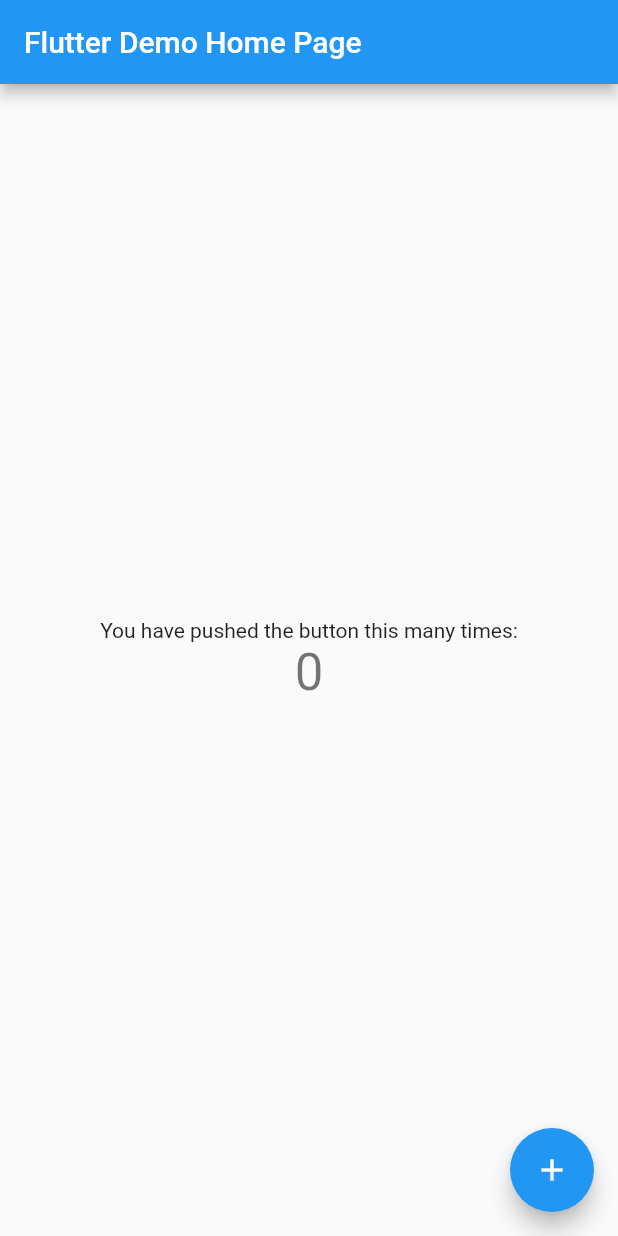
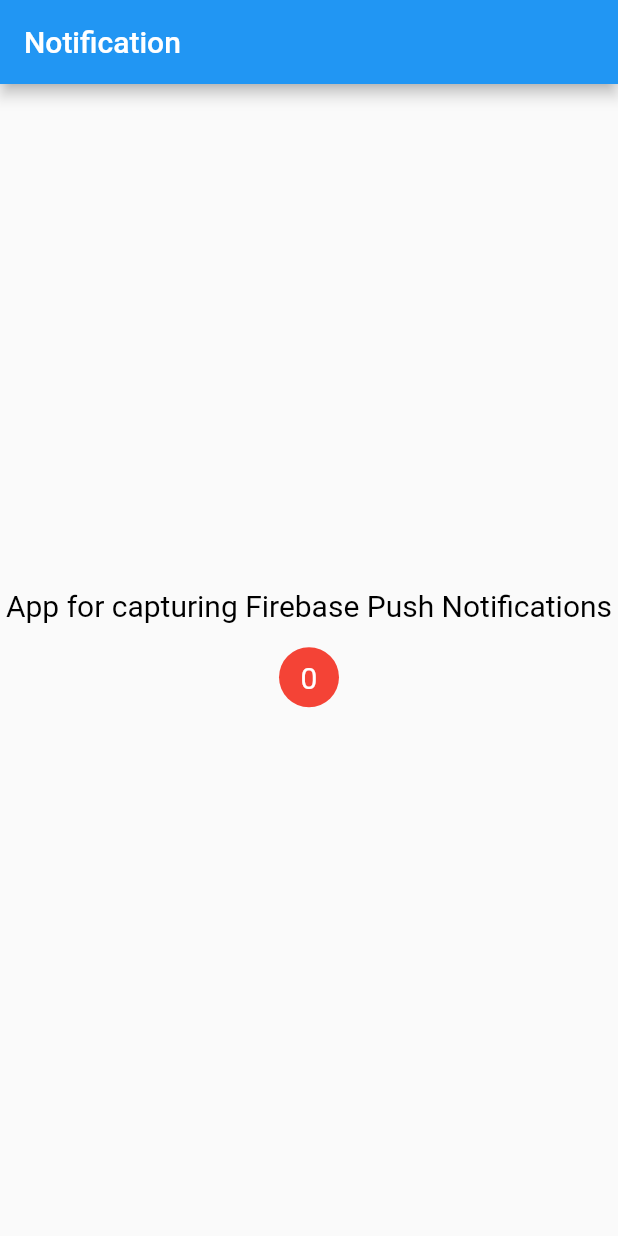
Before and after one commit to AsmaaElbanna/flutter_fire_base, a Flutter app: the screen it shows after launch, on a phone screen of 412 x 824 dp. Run offline on Flutter 3.47's test engine with Material 2 defaults, Android fonts, the phone set to English and light mode, and no system bars; drawn by our look-alikes of overlay_support; our stand-ins replace firebase_core, firebase_messaging; accounts and stored records are empty.

Commit message:
cloud message

```diff
--- /dev/null
+++ b/lib/home_screen.dart
@@ -0,0 +1,168 @@
+import 'package:fire_base_demo/push_notification_model.dart';
+import 'package:firebase_core/firebase_core.dart';
+import 'package:firebase_messaging/firebase_messaging.dart';
+import 'package:flutter/material.dart';
+import 'package:flutter/services.dart';
+import 'package:overlay_support/overlay_support.dart';
+import 'notification_badge.dart';
+
+class HomeScreen extends StatefulWidget {
+  const HomeScreen({Key? key}) : super(key: key);
+
+  @override
+  State<HomeScreen> createState() => _HomeScreenState();
+}
+
+class _HomeScreenState extends State<HomeScreen> {
+  late int _totalNotifications;
+  late final FirebaseMessaging _messaging;
+  PushNotification? _notificationInfo;
+
+  @override
+  void initState() {
+
+    _totalNotifications = 0;
+    checkForInitialMessage();
+    FirebaseMessaging.onMessageOpenedApp.listen((RemoteMessage message) {
+      PushNotification notification = PushNotification(
+        title: message.notification?.title,
+        body: message.notification?.body,
+        dataTitle: message.data['title'],
+        dataBody: message.data['body'],
+      );
+      setState(() {
+        _notificationInfo = notification;
+        _totalNotifications++;
+      });
+    });
+
+    super.initState();
+  }
+
+
+  checkForInitialMessage() async {
+    await Firebase.initializeApp();
+    RemoteMessage? initialMessage =
+    await FirebaseMessaging.instance.getInitialMessage();
+
+    if (initialMessage != null) {
+      PushNotification notification = PushNotification(
+        title: initialMessage.notification?.title,
+        body: initialMessage.notification?.body,
+      );
+      setState(() {
+        _notificationInfo = notification;
+        _totalNotifications++;
+      });
+    }
+  }
+
+
+
+
+  Future _firebaseMessagingBackgroundHandler(RemoteMessage message) async {
+    print("Handling a background message: ${message.messageId}");
+  }
+
+
+
+  void registerNotification() async {
+    // 1. Initialize the Firebase app
+    await Firebase.initializeApp();
+
+    // 2. Instantiate Firebase Messaging
+    _messaging = FirebaseMessaging.instance;
+    FirebaseMessaging.onBackgroundMessage(_firebaseMessagingBackgroundHandler);
+
+
+    // 3. On iOS, this helps to take the user permissions
+    NotificationSettings settings = await _messaging.requestPermission(
+      alert: true,
+      badge: true,
+      provisional: false,
+      sound: true,
+    );
+
+    if (settings.authorizationStatus == AuthorizationStatus.authorized) {
+      debugPrint('User granted permission');
+      // TODO: handle the received notifications
+      FirebaseMessaging.onMessage.listen((RemoteMessage message) {
+        // Parse the message received
+        PushNotification notification = PushNotification(
+          title: message.notification?.title,
+          body: message.notification?.body,
+        );
+
+        setState(() {
+          _notificationInfo = notification;
+          _totalNotifications++;
+        });
+        if (_notificationInfo != null) {
+          // For displaying the notification as an overlay
+          showSimpleNotification(
+            Text(_notificationInfo!.title!),
+            leading: NotificationBadge(totalNotifications: _totalNotifications),
+            subtitle: Text(_notificationInfo!.body!),
+            background: Colors.cyan.shade700,
+            duration: Duration(seconds: 2),
+          );
+        }
+      });
+    } else {
+      debugPrint('User declined or has not accepted permission');
+    }
+  }
+
+  @override
+  Widget build(BuildContext context) {
+    return Scaffold(
+      appBar: AppBar(
+        title: const Text('Notification'),
+        systemOverlayStyle: SystemUiOverlayStyle.dark,
+      ),
+      body: Column(
+        mainAxisAlignment: MainAxisAlignment.center,
+        children: [
+
+          const Text(
+            'App for capturing Firebase Push Notifications',
+            textAlign: TextAlign.center,
+            style: TextStyle(
+              color: Colors.black,
+              fontSize: 20,
+            ),
+          ),
+          const SizedBox(height: 16.0),
+          NotificationBadge(totalNotifications: _totalNotifications),
+          const SizedBox(height: 16.0),
+
+
+
+          _notificationInfo != null
+              ? Column(
+            crossAxisAlignment: CrossAxisAlignment.start,
+            children: [
+              Text(
+                'TITLE: ${_notificationInfo!.dataTitle ?? _notificationInfo!.title}',
+                style: const TextStyle(
+                  fontWeight: FontWeight.bold,
+                  fontSize: 16.0,
+                ),
+              ),
+              SizedBox(height: 8.0),
+              Text(
+                'BODY: ${_notificationInfo!.dataBody ?? _notificationInfo!.body}',
+                style: const TextStyle(
+                  fontWeight: FontWeight.bold,
+                  fontSize: 16.0,
+                ),
+              ),
+            ],
+          )
+              : Container(),
+
+        ],
+      ),
+    );
+  }
+}
--- a/lib/main.dart
+++ b/lib/main.dart
@@ -1,4 +1,6 @@
+import 'package:fire_base_demo/home_screen.dart';
 import 'package:flutter/material.dart';
+import 'package:overlay_support/overlay_support.dart';
 
 void main() {
   runApp(const MyApp());
@@ -10,106 +12,16 @@ class MyApp extends StatelessWidget {
   // This widget is the root of your application.
   @override
   Widget build(BuildContext context) {
-    return MaterialApp(
-      title: 'Flutter Demo',
-      theme: ThemeData(
-        // This is the theme of your application.
-        //
-        // Try running your application with "flutter run". You'll see the
-        // application has a blue toolbar. Then, without quitting the app, try
-        // changing the primarySwatch below to Colors.green and then invoke
-        // "hot reload" (press "r" in the console where you ran "flutter run",
-        // or simply save your changes to "hot reload" in a Flutter IDE).
-        // Notice that the counter didn't reset back to zero; the application
-        // is not restarted.
-        primarySwatch: Colors.blue,
+    return OverlaySupport(
+      child: MaterialApp(
+        debugShowCheckedModeBanner: false,
+        title: 'Flutter Demo',
+        theme: ThemeData(
+
+          primarySwatch: Colors.blue,
+        ),
+        home: const HomeScreen(),
       ),
-      home: const MyHomePage(title: 'Flutter Demo Home Page'),
     );
   }
 }
-
-class MyHomePage extends StatefulWidget {
-  const MyHomePage({super.key, required this.title});
-
-  // This widget is the home page of your application. It is stateful, meaning
-  // that it has a State object (defined below) that contains fields that affect
-  // how it looks.
-
-  // This class is the configuration for the state. It holds the values (in this
-  // case the title) provided by the parent (in this case the App widget) and
-  // used by the build method of the State. Fields in a Widget subclass are
-  // always marked "final".
-
-  final String title;
-
-  @override
-  State<MyHomePage> createState() => _MyHomePageState();
-}
-
-class _MyHomePageState extends State<MyHomePage> {
-  int _counter = 0;
-
-  void _incrementCounter() {
-    setState(() {
-      // This call to setState tells the Flutter framework that something has
-      // changed in this State, which causes it to rerun the build method below
-      // so that the display can reflect the updated values. If we changed
-      // _counter without calling setState(), then the build method would not be
-      // called again, and so nothing would appear to happen.
-      _counter++;
-    });
-  }
-
-  @override
-  Widget build(BuildContext context) {
-    // This method is rerun every time setState is called, for instance as done
-    // by the _incrementCounter method above.
-    //
-    // The Flutter framework has been optimized to make rerunning build methods
-    // fast, so that you can just rebuild anything that needs updating rather
-    // than having to individually change instances of widgets.
-    return Scaffold(
-      appBar: AppBar(
-        // Here we take the value from the MyHomePage object that was created by
-        // the App.build method, and use it to set our appbar title.
-        title: Text(widget.title),
-      ),
-      body: Center(
-        // Center is a layout widget. It takes a single child and positions it
-        // in the middle of the parent.
-        child: Column(
-          // Column is also a layout widget. It takes a list of children and
-          // arranges them vertically. By default, it sizes itself to fit its
-          // children horizontally, and tries to be as tall as its parent.
-          //
-          // Invoke "debug painting" (press "p" in the console, choose the
-          // "Toggle Debug Paint" action from the Flutter Inspector in Android
-          // Studio, or the "Toggle Debug Paint" command in Visual Studio Code)
-          // to see the wireframe for each widget.
-          //
-          // Column has various properties to control how it sizes itself and
-          // how it positions its children. Here we use mainAxisAlignment to
-          // center the children vertically; the main axis here is the vertical
-          // axis because Columns are vertical (the cross axis would be
-          // horizontal).
-          mainAxisAlignment: MainAxisAlignment.center,
-          children: <Widget>[
-            const Text(
-              'You have pushed the button this many times:',
-            ),
-            Text(
-              '$_counter',
-              style: Theme.of(context).textTheme.headline4,
-            ),
-          ],
-        ),
-      ),
-      floatingActionButton: FloatingActionButton(
-        onPressed: _incrementCounter,
-        tooltip: 'Increment',
-        child: const Icon(Icons.add),
-      ), // This trailing comma makes auto-formatting nicer for build methods.
-    );
-  }
-}
--- /dev/null
+++ b/lib/notification_badge.dart
@@ -0,0 +1,28 @@
+import 'package:flutter/material.dart';
+
+class NotificationBadge extends StatelessWidget {
+  final int totalNotifications;
+
+  const NotificationBadge({super.key, required this.totalNotifications});
+
+  @override
+  Widget build(BuildContext context) {
+    return Container(
+      width: 40.0,
+      height: 40.0,
+      decoration:  const BoxDecoration(
+        color: Colors.red,
+        shape: BoxShape.circle,
+      ),
+      child: Center(
+        child: Padding(
+          padding: const EdgeInsets.all(8.0),
+          child: Text(
+            '$totalNotifications',
+            style: const TextStyle(color: Colors.white, fontSize: 20),
+          ),
+        ),
+      ),
+    );
+  }
+}
--- /dev/null
+++ b/lib/push_notification_model.dart
@@ -0,0 +1,12 @@
+class PushNotification {
+  PushNotification({
+    this.title,
+    this.body,
+    this.dataTitle,
+    this.dataBody,
+  });
+  String? title;
+  String? body;
+  String? dataTitle;
+  String? dataBody;
+}
--- a/pubspec.yaml
+++ b/pubspec.yaml
@@ -36,6 +36,12 @@ dependencies:
   # The following adds the Cupertino Icons font to your application.
   # Use with the CupertinoIcons class for iOS style icons.
   cupertino_icons: ^1.0.2
+
+  #fire base
+  firebase_core: ^2.4.0
+  firebase_messaging: ^14.2.0
+  overlay_support: ^2.1.0
+
 
 dev_dependencies:
   flutter_test:
```
Also changed, not shown: pubspec.lock, 1 other file.
